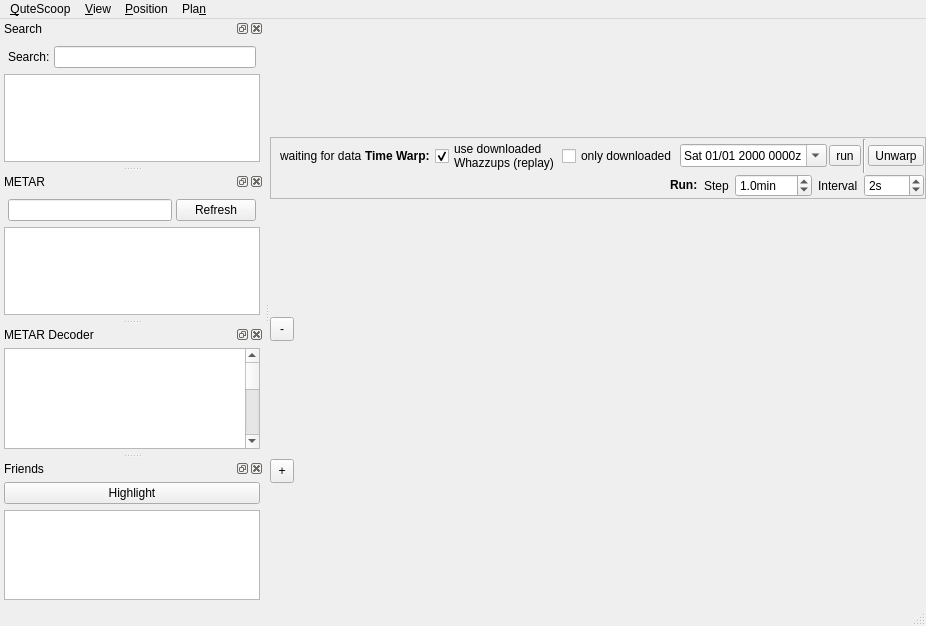
Above: src/MainWindow.ui from qutescoop/qutescoop before the change. Below: the same form after it.
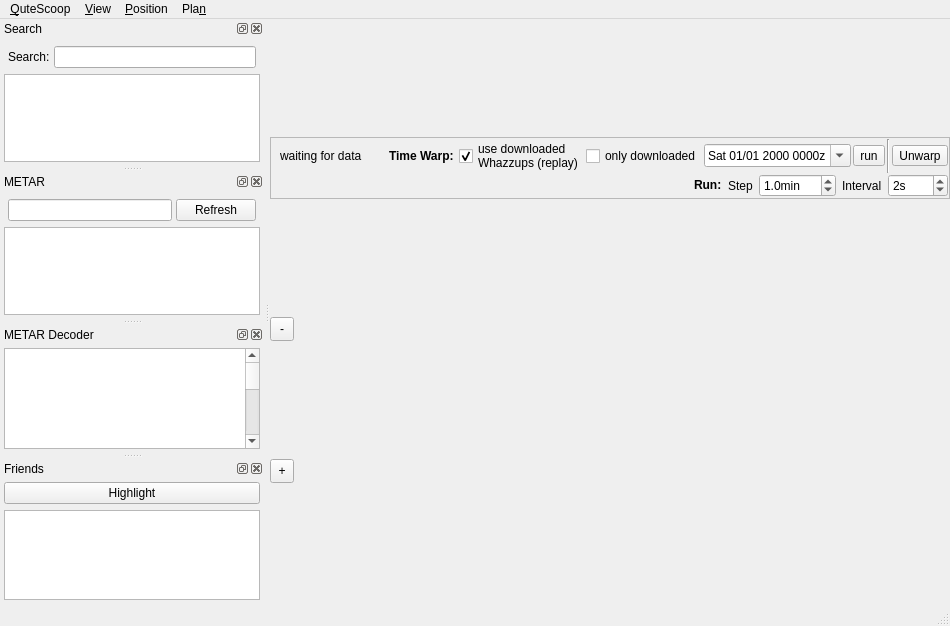
That is the form after the change. Icons and pictures are not drawn.

The edit to the form file:
```diff
--- a/src/MainWindow.ui
+++ b/src/MainWindow.ui
@@ -6,7 +6,7 @@
    <rect>
     <x>0</x>
     <y>0</y>
-    <width>926</width>
+    <width>950</width>
     <height>626</height>
    </rect>
   </property>
@@ -388,8 +388,8 @@
     <rect>
      <x>0</x>
      <y>0</y>
-     <width>926</width>
-     <height>21</height>
+     <width>950</width>
+     <height>25</height>
     </rect>
    </property>
    <property name="statusTip">
```
Left out of the diff: 15 changed lines with no effect on the pictures.
